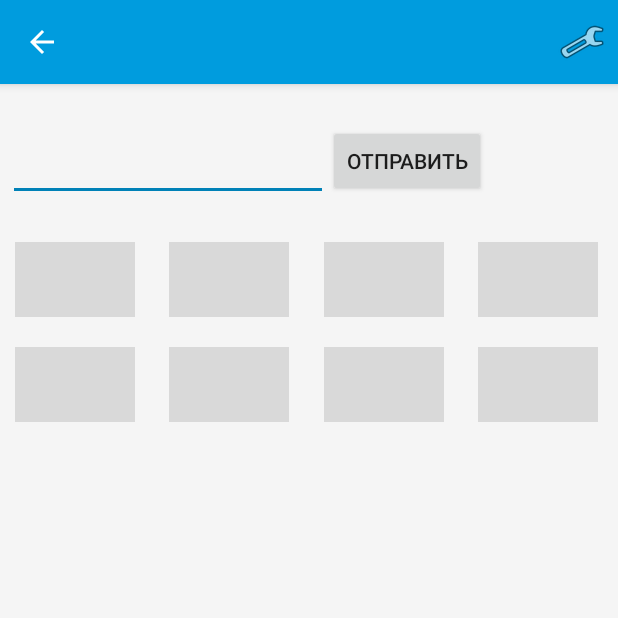
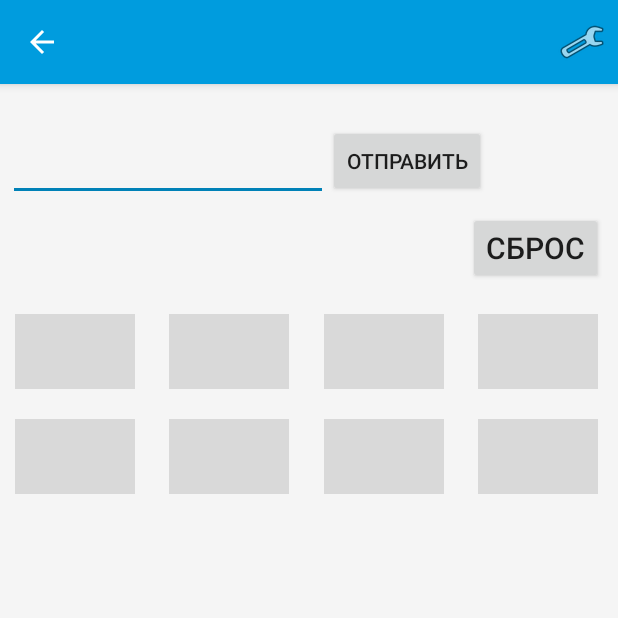
Before and after one commit to devabacus/nrf_blinky_sd, an Android app: the ButtonFrag screen opened directly, with no data from a screen before it, on a phone screen of 412 x 824 dp, the top half of it. Run offline under Robolectric (Android 15) with nearby library versions, the phone set to English and light mode, and no system bars; our stand-ins replace Room's generated code; 6 statements that could not run were skipped.

Commit message:
работает

```diff
--- a/app/src/main/java/no/nordicsemi/android/blinky/Butset.java
+++ b/app/src/main/java/no/nordicsemi/android/blinky/Butset.java
@@ -110,7 +110,7 @@ public class Butset extends Fragment implements View.OnClickListener {
                         break;
 
                     case R.id.rbPercent:
-                        dirCor = "-%";
+                        dirCor = "p";
                         cbComp.setVisibility(View.VISIBLE);
                         if (cbComp.isChecked()) frameComp.setVisibility(View.VISIBLE);
 
@@ -186,7 +186,7 @@ public class Butset extends Fragment implements View.OnClickListener {
                         rbMinus.setChecked(true);
                         break;
 
-                    case "-%":
+                    case "p":
                         rbPercent.setChecked(true);
                         break;
 
@@ -205,6 +205,7 @@ public class Butset extends Fragment implements View.OnClickListener {
             case R.id.btnClose:
                 buttonsViewModel.setmSetButton(false);
                 setLayout.setVisibility(View.GONE);
+                blinkyViewModel.sendTX("$r&");
                 break;
             case R.id.btnSave:
                 butName = etButName.getText().toString();
@@ -213,6 +214,7 @@ public class Butset extends Fragment implements View.OnClickListener {
                         curCorButton.getId(), butName, dirCor, corValue, compValue
                 ));
                 setLayout.setVisibility(View.GONE);
+                blinkyViewModel.sendTX("$r&");
 
             case R.id.btnInc:
                 corValue++;
--- a/app/src/main/java/no/nordicsemi/android/blinky/ButtonFrag.java
+++ b/app/src/main/java/no/nordicsemi/android/blinky/ButtonFrag.java
@@ -33,6 +33,8 @@ public class ButtonFrag extends Fragment implements View.OnClickListener, View.O
     private static final String TAG = "myLogs";
     RecyclerView recButView;
     ButtonAdapter adapter;
+
+    Button btnRes;
     private ButtonsViewModel buttonsViewModel;
     private BlinkyViewModel blinkyViewModel;
     private SparseBooleanArray selectedItems = new SparseBooleanArray();
@@ -56,6 +58,7 @@ public class ButtonFrag extends Fragment implements View.OnClickListener, View.O
 
         recButView.setLayoutManager(new GridLayoutManager(getContext(), 4));
         // Отслеживание изменения количества кнопок в настройках
+
 
         buttonsViewModel.getCorButList().observe(getActivity(), corButtonList -> {
             Log.d(TAG, "onChanged: corButtonList.size() = ");
@@ -99,6 +102,10 @@ public class ButtonFrag extends Fragment implements View.OnClickListener, View.O
             adapter.additems(corButtonList);
 
         });
+
+        btnRes = v.findViewById(R.id.btnRes);
+        btnRes.setOnClickListener(v1 -> blinkyViewModel.sendTX("$r&"));
+
         return v;
 
     }
@@ -109,7 +116,7 @@ public class ButtonFrag extends Fragment implements View.OnClickListener, View.O
         CorButton corButton = (CorButton) v.getTag();
         //если настроена компенсация
         Log.d("myLogs", "corValue " + corButton.getCorValue() + ", corDir " + corButton.getCorDir());
-        if (corButton.getCorDir().equals("-%") && (corButton.getCompValue() != 0)) {
+        if (corButton.getCorDir().equals("p") && (corButton.getCompValue() != 0)) {
             Log.d("myLogs", ", compValue = " + corButton.getCompValue());
         }
         StringBuilder msg = new StringBuilder();
@@ -117,7 +124,7 @@ public class ButtonFrag extends Fragment implements View.OnClickListener, View.O
         msg.append(corButton.getId()+1).append(",");
         msg.append(corButton.getCorDir());
         msg.append(corButton.getCorValue());
-        if (corButton.getCorDir().contains("%")) msg.append(",").append(corButton.getCompValue());
+        if (corButton.getCorDir().contains("p")) msg.append(",").append(corButton.getCompValue());
         msg.append("&");
         blinkyViewModel.sendTX(msg.toString());
     }
--- a/app/src/main/java/no/nordicsemi/android/blinky/viewmodels/ScannerViewModel.java
+++ b/app/src/main/java/no/nordicsemi/android/blinky/viewmodels/ScannerViewModel.java
@@ -106,7 +106,7 @@ public class ScannerViewModel extends AndroidViewModel {
 		filters.add(new ScanFilter.Builder().setServiceUuid(uuid).build());
 
 		final BluetoothLeScannerCompat scanner = BluetoothLeScannerCompat.getScanner();
-		scanner.startScan(filters, settings, scanCallback);
+		scanner.startScan(null, settings, scanCallback);
 		mScannerLiveData.scanningStarted();
 	}
 
--- a/app/src/main/res/layout/fragment_button.xml
+++ b/app/src/main/res/layout/fragment_button.xml
@@ -5,12 +5,27 @@
     xmlns:app="http://schemas.android.com/apk/res-auto">
 
 
+    <Button
+        android:id="@+id/btnRes"
+        android:layout_width="wrap_content"
+        android:layout_height="wrap_content"
+        app:layout_constraintTop_toTopOf="parent"
+        app:layout_constraintEnd_toEndOf="parent"
+        android:layout_marginTop="10dp"
+        android:layout_marginEnd="10dp"
+        android:textSize="20sp"
+        android:text="@string/Reset"
+
+        />
+
     <android.support.v7.widget.RecyclerView
         android:id="@+id/but_rec_view"
         android:layout_width="match_parent"
         android:layout_height="wrap_content"
-        app:layout_constraintTop_toTopOf="parent"
-        android:layout_marginTop="20dp">
+        app:layout_constraintTop_toBottomOf="@id/btnRes"
+        app:layout_constraintStart_toStartOf="parent"
+        android:layout_marginTop="10dp"
+        >
 
     </android.support.v7.widget.RecyclerView>
 
--- a/app/src/main/res/values/strings.xml
+++ b/app/src/main/res/values/strings.xml
@@ -73,6 +73,7 @@
     <string name="btnDelete">Удалить</string>
     <string name="settings">Настройки</string>
     <string name="website">www.scale-driver.ru</string>
+    <string name="Reset">Сброс</string>
 
     <string-array name="butNum_entries">
 
```
